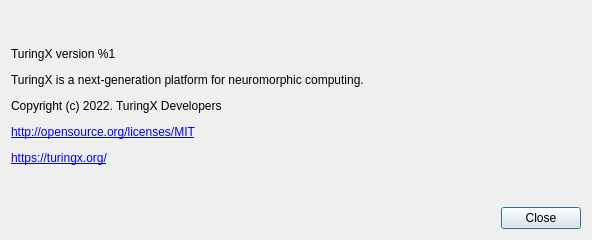
The window that src/gui/ui/aboutdialog.ui (samgr55/Dynex-Wallet-App) describes before a commit, drawn with Qt 5.
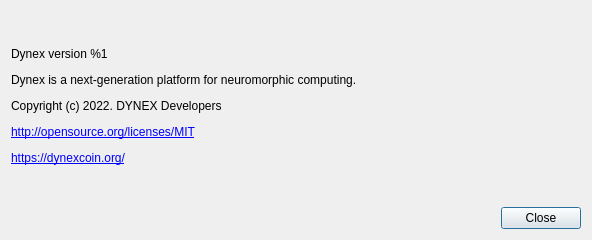
The same window after the commit.

Patch:
```diff
--- a/src/gui/ui/aboutdialog.ui
+++ b/src/gui/ui/aboutdialog.ui
@@ -41,7 +41,7 @@
       </sizepolicy>
      </property>
      <property name="text">
-      <string>&lt;html&gt;&lt;head/&gt;&lt;body&gt;&lt;p&gt;TuringX version %1&lt;/p&gt;&lt;p&gt;TuringX is a next-generation platform for neuromorphic computing.&lt;/p&gt;&lt;p&gt;Copyright (c) 2022. TuringX Developers&lt;/p&gt;&lt;p&gt;&lt;a href=&quot;http://opensource.org/licenses/MIT&quot;&gt;&lt;span style=&quot; text-decoration: underline; color:#0000ff;&quot;&gt;http://opensource.org/licenses/MIT&lt;/span&gt;&lt;/a&gt;&lt;/p&gt;&lt;p&gt;&lt;a href=&quot;https://turingx.org/&quot;&gt;&lt;span style=&quot; text-decoration: underline; color:#0000ff;&quot;&gt;https://turingx.org/&lt;/span&gt;&lt;/a&gt;&lt;/p&gt;&lt;/body&gt;&lt;/html&gt;</string>
+      <string>&lt;html&gt;&lt;head/&gt;&lt;body&gt;&lt;p&gt;Dynex version %1&lt;/p&gt;&lt;p&gt;Dynex is a next-generation platform for neuromorphic computing.&lt;/p&gt;&lt;p&gt;Copyright (c) 2022. DYNEX Developers&lt;/p&gt;&lt;p&gt;&lt;a href=&quot;http://opensource.org/licenses/MIT&quot;&gt;&lt;span style=&quot; text-decoration: underline; color:#0000ff;&quot;&gt;http://opensource.org/licenses/MIT&lt;/span&gt;&lt;/a&gt;&lt;/p&gt;&lt;p&gt;&lt;a href=&quot;https://turingx.org/&quot;&gt;&lt;span style=&quot; text-decoration: underline; color:#0000ff;&quot;&gt;https://dynexcoin.org/&lt;/span&gt;&lt;/a&gt;&lt;/p&gt;&lt;/body&gt;&lt;/html&gt;</string>
      </property>
      <property name="textFormat">
       <enum>Qt::RichText</enum>
```
